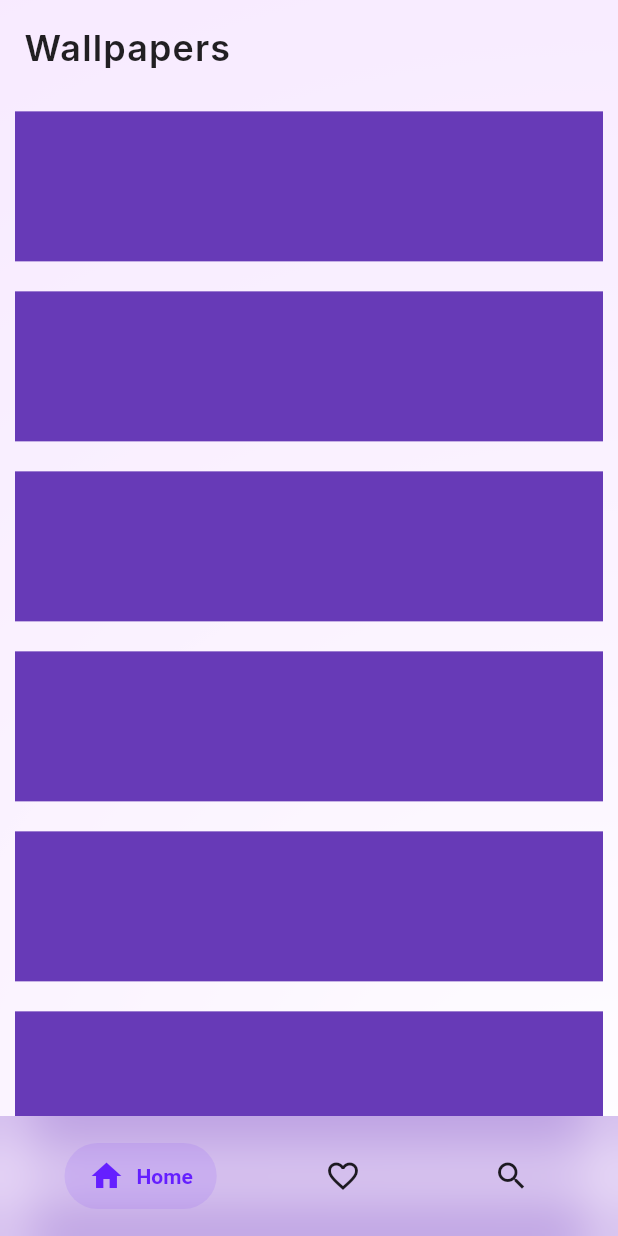
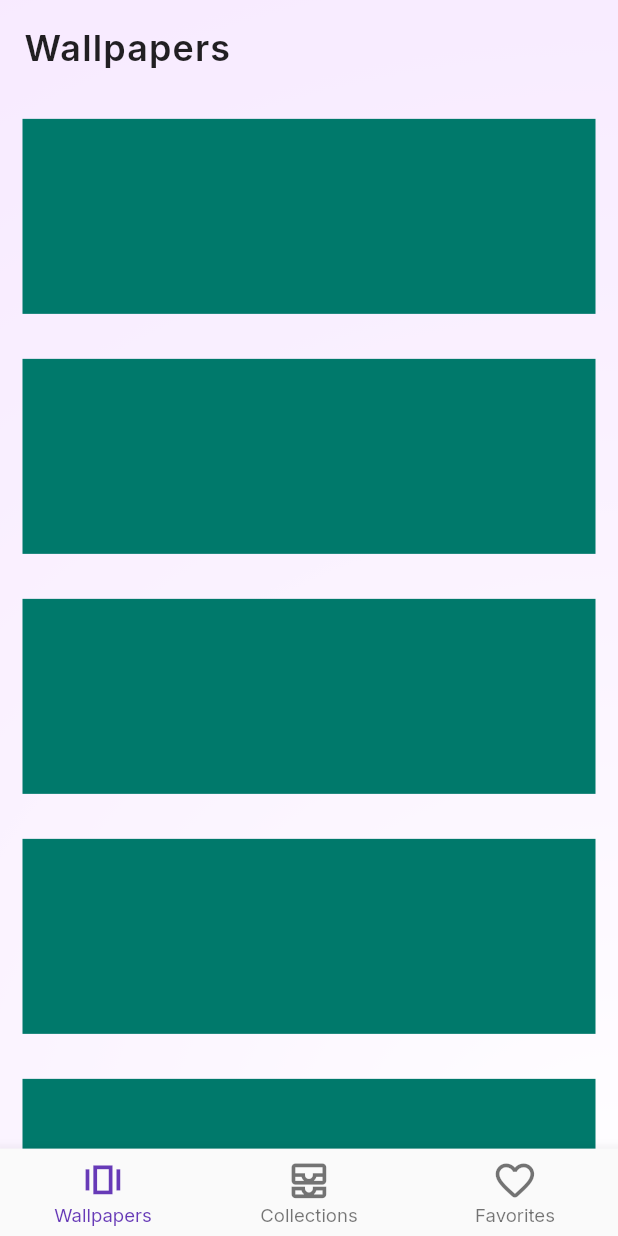
Before and after one commit to ShreeyansB/wallboard, a Flutter app: the screen it shows after launch, on a phone screen of 412 x 824 dp. Run offline on Flutter 3.47's test engine with Material 2 defaults, Android fonts, the light colour scheme and no system bars; drawn by our look-alikes of salomon_bottom_bar; our stand-ins replace get, google_fonts; network calls fail; statements that could not run were skipped.

Commit message:
Changed bottob nav bar and added page storage for screens

```diff
--- /dev/null
+++ b/lib/controllers/navigation_controller.dart
@@ -0,0 +1,21 @@
+import 'package:flutter/cupertino.dart';
+import 'package:get/get.dart';
+import 'package:wall/screens/collscreen/coll_screen.dart';
+import 'package:wall/screens/favscreen/fav_screen.dart';
+import 'package:wall/screens/wallscreen/wall_screen.dart';
+
+class NavController extends GetxController {
+  var navIndex = 0.obs;
+
+  List screens = [
+    WallScreen(
+      key: PageStorageKey("WallPage"),
+    ),
+    CollScreen(
+      key: PageStorageKey("CollPage"),
+    ),
+    FavScreen(
+      key: PageStorageKey("FavPage"),
+    )
+  ];
+}
--- a/lib/main.dart
+++ b/lib/main.dart
@@ -3,6 +3,7 @@ import 'package:flutter/services.dart';
 import 'package:get/get.dart';
 import 'package:google_fonts/google_fonts.dart';
 import 'package:wall/controllers/database_controller.dart';
+import 'package:wall/controllers/navigation_controller.dart';
 import 'package:wall/screens/basescreen/base_screen.dart';
 
 void main() {
@@ -19,6 +20,7 @@ class MyApp extends StatelessWidget {
     ));
 
     Get.put(DatabaseController());
+    Get.put(NavController());
 
     return MaterialApp(
       title: 'Flutter Demo',
@@ -39,14 +41,34 @@ class MyApp extends StatelessWidget {
           brightness: Brightness.dark,
           primarySwatch: Colors.deepPurple,
           primaryColor: Colors.deepPurpleAccent.shade400,
+          splashColor: Colors.white10,
+          splashFactory: InkRipple.splashFactory,
           colorScheme: ColorScheme.fromSwatch(
               primarySwatch: Colors.deepPurple,
               brightness: Brightness.dark,
               accentColor: Colors.deepPurpleAccent.shade400,
-            backgroundColor: Color(0xff0c0b1c)),
+              backgroundColor: Color(0xff0e0c24)),
           textTheme: GoogleFonts.interTextTheme(ThemeData.dark().textTheme),
-        scaffoldBackgroundColor: Color(0xff0c0b1c),
+          scaffoldBackgroundColor: Color(0xff0e0c24),
+          tooltipTheme: TooltipThemeData(
+            textStyle: GoogleFonts.inter(
+              color: Colors.white
             ),
+            decoration: BoxDecoration(
+              color: Colors.black54,
+              borderRadius: BorderRadius.circular(10),
+            )
+          ),
+          bottomNavigationBarTheme: BottomNavigationBarThemeData(
+            backgroundColor: Color(0xff0e0c24),
+            elevation: 0,
+            type: BottomNavigationBarType.fixed,
+            selectedLabelStyle: GoogleFonts.inter(fontWeight: FontWeight.w500),
+            unselectedLabelStyle:
+                GoogleFonts.inter(fontWeight: FontWeight.w500),
+            selectedItemColor: Colors.deepPurpleAccent.shade100,
+            unselectedItemColor: Colors.white,
+          )),
       home: HomePage(),
     );
   }
--- a/lib/screens/basescreen/base_screen.dart
+++ b/lib/screens/basescreen/base_screen.dart
@@ -1,6 +1,8 @@
 import 'dart:ui';
 import 'package:flutter/material.dart';
-import 'package:salomon_bottom_bar/salomon_bottom_bar.dart';
+import 'package:get/get.dart';
+import 'package:wall/controllers/navigation_controller.dart';
+import 'package:wall/screens/basescreen/widgets/bottom_nav_bar.dart';
 import 'package:wall/utils/size_config.dart';
 
 class HomePage extends StatefulWidget {
@@ -11,7 +13,8 @@ class HomePage extends StatefulWidget {
 }
 
 class _HomePageState extends State<HomePage> {
-  int _currentIndex = 0;
+  var navController = Get.find<NavController>();
+  final PageStorageBucket bucket = PageStorageBucket();
 
   Widget build(BuildContext context) {
     SizeConfig().init(context);
@@ -40,60 +43,35 @@ class _HomePageState extends State<HomePage> {
                   fontSize: SizeConfig.safeBlockHorizontal * 5.8),
             ),
           ),
-          body: Stack(
-            children: [
-              SingleChildScrollView(
-                physics: ClampingScrollPhysics(),
-                child: Column(
-                  mainAxisSize: MainAxisSize.min,
-                  children: [
-                    for (var i = 0; i < 10; i++)
-                      Container(
-                        height: 100,
-                        color: Colors.deepPurple,
-                        margin: EdgeInsets.all(10),
-                      )
-                  ],
-                ),
+          body: PageStorage(
+            bucket: bucket,
+            child: Obx(
+              () => AnimatedSwitcher(
+                duration: Duration(milliseconds: 400),
+                reverseDuration: Duration(milliseconds: 400),
+                switchInCurve: Curves.easeInQuint,
+                switchOutCurve: Curves.easeOutQuint,
+                transitionBuilder: (Widget child, Animation<double> animation) {
+                  return FadeTransition(child: child, opacity: animation);
+                },
+                child: navController.screens[navController.navIndex.value],
               ),
-              Positioned(
-                bottom: 0,
-                child: ClipRect(
-                  child: BackdropFilter(
-                    filter: ImageFilter.blur(sigmaX: 20, sigmaY: 20),
-                    child: Container(
-                      width: MediaQuery.of(context).size.width,
-                      padding:
-                          EdgeInsets.symmetric(horizontal: 35, vertical: 10),
-                      color: Theme.of(context)
-                          .scaffoldBackgroundColor
-                          .withOpacity(0.6),
-                      child: SalomonBottomBar(
-                        currentIndex: _currentIndex,
-                        onTap: (i) => setState(() => _currentIndex = i),
-                        items: [
-                          SalomonBottomBarItem(
-                            icon: Icon(Icons.home),
-                            title: Text("Home"),
-                          ),
-                          SalomonBottomBarItem(
-                            icon: Icon(Icons.favorite_border),
-                            title: Text("Likes"),
-                          ),
-                          SalomonBottomBarItem(
-                            icon: Icon(Icons.search),
-                            title: Text("Search"),
-                          ),
-                        ],
-                      ),
-                    ),
-                  ),
-                ),
-              ),
-            ],
+            ),
           ),
+          bottomNavigationBar: MyBottomNavBar(),
         ),
       ),
     );
   }
 }
+
+// Obx(() => AnimatedSwitcher(
+//                 duration: Duration(milliseconds: 500),
+//                 reverseDuration: Duration(milliseconds: 500),
+//                 switchInCurve: Curves.easeInQuint,
+//                 switchOutCurve: Curves.easeOutQuint,
+//                 transitionBuilder: (Widget child, Animation<double> animation) {
+//                   return FadeTransition(child: child, opacity: animation);
+//                 },
+//                 child: navController.screens[navController.navIndex.value],
+//               )),
--- /dev/null
+++ b/lib/screens/basescreen/widgets/bottom_nav_bar.dart
@@ -0,0 +1,36 @@
+import 'package:flutter/material.dart';
+import 'package:get/get.dart';
+import 'package:wall/controllers/navigation_controller.dart';
+import 'package:wall/utils/size_config.dart';
+
+class MyBottomNavBar extends StatefulWidget {
+  const MyBottomNavBar({Key? key}) : super(key: key);
+
+  @override
+  _MyBottomNavBarState createState() => _MyBottomNavBarState();
+}
+
+class _MyBottomNavBarState extends State<MyBottomNavBar> {
+  var navController = Get.find<NavController>();
+
+  @override
+  Widget build(BuildContext context) {
+    return Obx(() => BottomNavigationBar(
+          selectedFontSize: SizeConfig.safeBlockHorizontal * 3,
+          unselectedFontSize: SizeConfig.safeBlockHorizontal * 3,
+          iconSize: SizeConfig.safeBlockHorizontal * 7.5,
+          items: [
+            BottomNavigationBarItem(
+                icon: Icon(Icons.amp_stories_outlined), label: "Wallpapers"),
+            BottomNavigationBarItem(
+                icon: Icon(Icons.all_inbox_outlined), label: "Collections"),
+            BottomNavigationBarItem(
+                icon: Icon(Icons.favorite_border_rounded), label: "Favorites"),
+          ],
+          currentIndex: navController.navIndex.value,
+          onTap: (value) {
+            navController.navIndex.value = value;
+          },
+        ));
+  }
+}
--- /dev/null
+++ b/lib/screens/collscreen/coll_screen.dart
@@ -0,0 +1,26 @@
+import 'package:flutter/material.dart';
+
+class CollScreen extends StatefulWidget {
+  const CollScreen({Key? key}) : super(key: key);
+
+  @override
+  _CollScreenState createState() => _CollScreenState();
+}
+
+class _CollScreenState extends State<CollScreen> {
+  @override
+  Widget build(BuildContext context) {
+    return SingleChildScrollView(
+      child: Column(
+        children: [
+          for (var i = 0; i < 12; i++)
+            Container(
+              margin: EdgeInsets.all(15),
+              height: 130,
+              color: Colors.amber.shade900,
+            )
+        ],
+      ),
+    );
+  }
+}
--- /dev/null
+++ b/lib/screens/favscreen/fav_screen.dart
@@ -0,0 +1,26 @@
+import 'package:flutter/material.dart';
+
+class FavScreen extends StatefulWidget {
+  const FavScreen({ Key? key }) : super(key: key);
+
+  @override
+  _FavScreenState createState() => _FavScreenState();
+}
+
+class _FavScreenState extends State<FavScreen> {
+  @override
+  Widget build(BuildContext context) {
+    return SingleChildScrollView(
+      child: Column(
+        children: [
+          for (var i = 0; i < 12; i++)
+            Container(
+              margin: EdgeInsets.all(15),
+              height: 130,
+              color: Colors.pink.shade800,
+            )
+        ],
+      ),
+    );
+  }
+}
--- /dev/null
+++ b/lib/screens/wallscreen/wall_screen.dart
@@ -0,0 +1,26 @@
+import 'package:flutter/material.dart';
+
+class WallScreen extends StatefulWidget {
+  const WallScreen({Key? key}) : super(key: key);
+
+  @override
+  _WallScreenState createState() => _WallScreenState();
+}
+
+class _WallScreenState extends State<WallScreen> {
+  @override
+  Widget build(BuildContext context) {
+    return SingleChildScrollView(
+      child: Column(
+        children: [
+          for (var i = 0; i < 12; i++)
+            Container(
+              margin: EdgeInsets.all(15),
+              height: 130,
+              color: Colors.teal.shade700,
+            )
+        ],
+      ),
+    );
+  }
+}
--- a/pubspec.yaml
+++ b/pubspec.yaml
@@ -28,7 +28,6 @@ dependencies:
   flutter_cache_manager: ^3.1.2
   get: ^4.3.0
   google_fonts: ^2.1.0
-  salomon_bottom_bar: ^3.1.0
 
 dev_dependencies:
   flutter_test:
```
Also changed, not shown: pubspec.lock. Lines whose indentation alone changed are shown as unchanged.
